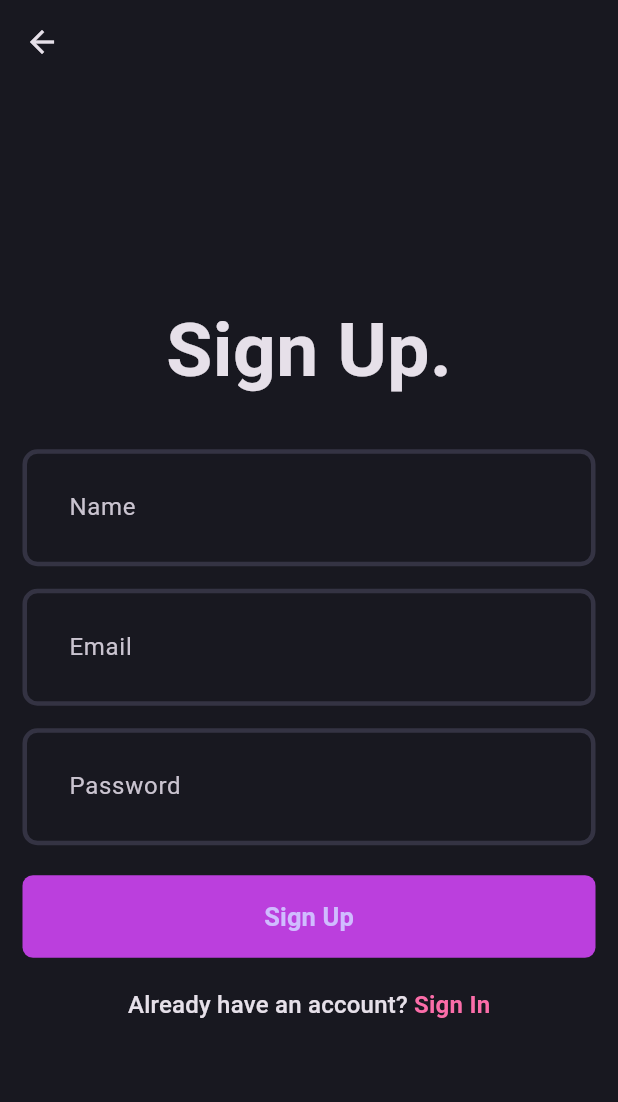
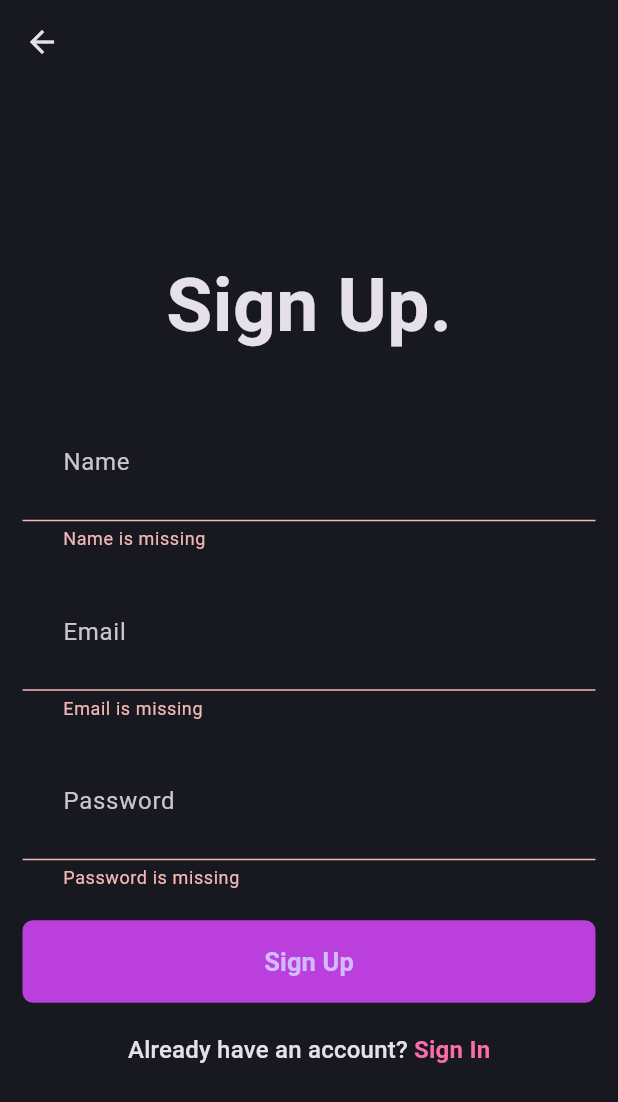
Before and after one commit to Ifwtzzzzzh/inkwel-blog-flutter, a Flutter app: the SignUpPage screen opened directly, after a tap on "Sign Up", on a phone screen of 412 x 824 dp. Shown: the top 1102 px of the screen. Run offline on Flutter 3.47's test engine with Material 3 defaults, Android fonts, the phone set to English and light mode, and no system bars; our stand-ins replace flutter_bloc, fpdart, get_it, supabase_flutter; accounts and stored records are empty.

```diff
--- a/lib/features/auth/presentation/bloc/auth_bloc.dart
+++ b/lib/features/auth/presentation/bloc/auth_bloc.dart
@@ -20,8 +20,8 @@
         ),
       );
       res.fold(
-        (l) => emit(AuthFailure(l.message)),
-        (r) => emit(AuthSuccess(r)),
+        (failure) => emit(AuthFailure(failure.message)),
+        (uid) => emit(AuthSuccess(uid)),
       );
     });
   }
--- a/lib/features/auth/presentation/pages/login_page.dart
+++ b/lib/features/auth/presentation/pages/login_page.dart
@@ -52,7 +52,10 @@
                 isObsecureText: true,
               ),
               const SizedBox(height: 20),
-              const AuthGradientButton(buttonText: 'Sign In'),
+              AuthGradientButton(
+                buttonText: 'Sign In',
+                onPressed: () {},
+              ),
               const SizedBox(height: 20),
               GestureDetector(
                 onTap: () {
--- a/lib/features/auth/presentation/pages/signup_page.dart
+++ b/lib/features/auth/presentation/pages/signup_page.dart
@@ -1,5 +1,7 @@
 import 'package:flutter/material.dart';
+import 'package:flutter_bloc/flutter_bloc.dart';
 import 'package:inkwel_blog_app/core/theme/app_palette.dart';
+import 'package:inkwel_blog_app/features/auth/presentation/bloc/auth_bloc.dart';
 import 'package:inkwel_blog_app/features/auth/presentation/pages/login_page.dart';
 import 'package:inkwel_blog_app/features/auth/presentation/widgets/auth_field.dart';
 import 'package:inkwel_blog_app/features/auth/presentation/widgets/auth_gradient_button.dart';
@@ -60,7 +62,20 @@
                 isObsecureText: true,
               ),
               const SizedBox(height: 20),
-              const AuthGradientButton(buttonText: 'Sign Up'),
+              AuthGradientButton(
+                buttonText: 'Sign Up',
+                onPressed: () {
+                  if (formKey.currentState!.validate()) {
+                    context.read<AuthBloc>().add(
+                          AuthSignUp(
+                            email: emailController.text.trim(),
+                            password: passwordController.text.trim(),
+                            name: nameController.text.trim(),
+                          ),
+                        );
+                  }
+                },
+              ),
               const SizedBox(height: 20),
               GestureDetector(
                 onTap: () {
--- a/lib/features/auth/presentation/widgets/auth_gradient_button.dart
+++ b/lib/features/auth/presentation/widgets/auth_gradient_button.dart
@@ -3,7 +3,12 @@
 
 class AuthGradientButton extends StatelessWidget {
   final String buttonText;
-  const AuthGradientButton({super.key, required this.buttonText});
+  final VoidCallback onPressed;
+  const AuthGradientButton({
+    super.key,
+    required this.buttonText,
+    required this.onPressed,
+  });
 
   @override
   Widget build(BuildContext context) {
@@ -20,7 +25,7 @@
         borderRadius: BorderRadius.circular(7),
       ),
       child: ElevatedButton(
-        onPressed: () {},
+        onPressed: onPressed,
         style: ElevatedButton.styleFrom(
           fixedSize: const Size(395, 55),
           backgroundColor: AppPallete.transparentColor,
--- a/pubspec.yaml
+++ b/pubspec.yaml
@@ -38,6 +38,7 @@
   fpdart: ^1.1.0
   supabase_flutter: ^2.3.4
   flutter_bloc: ^8.1.5
+  get_it: ^7.6.7
 
 dev_dependencies:
   flutter_test:
```
Also changed, not shown: lib/init_dependecies.dart (added, +45 -0 lines), lib/main.dart (+12 -7 lines), pubspec.lock.
